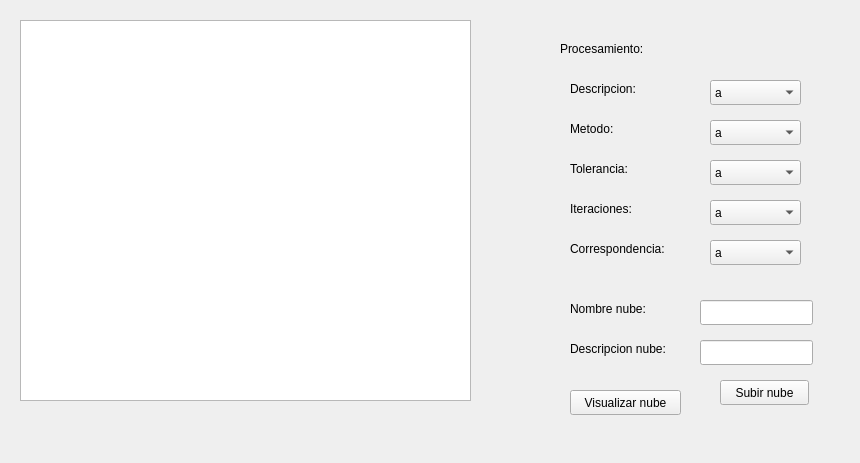
Before: the Qt Designer form GUI/procesamiento.ui in Nickleon16/APP_LIDAR, drawn with Qt 5.
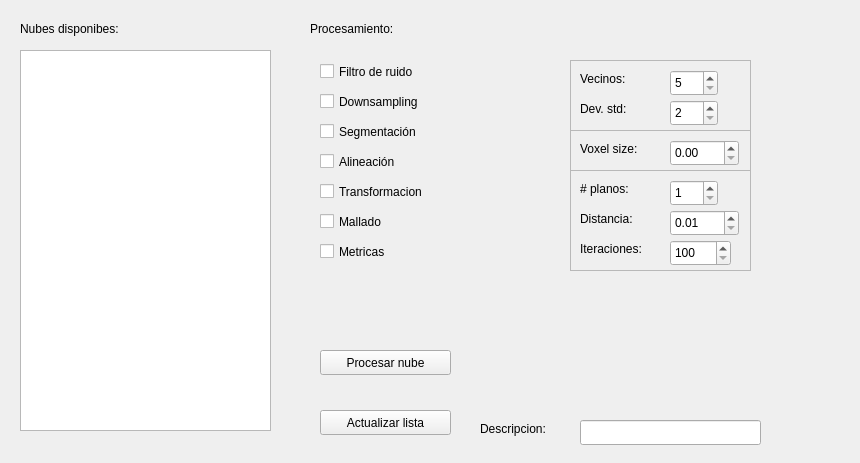
After: the same form once the commit is applied.

Commit message: procesamiento -> 3 algoritmos

```diff
--- a/GUI/procesamiento.ui
+++ b/GUI/procesamiento.ui
@@ -13,61 +13,11 @@
   <property name="windowTitle">
    <string>Form</string>
   </property>
-  <widget class="QComboBox" name="comboBox_9">
-   <property name="geometry">
-    <rect>
-     <x>710</x>
-     <y>80</y>
-     <width>91</width>
-     <height>25</height>
-    </rect>
-   </property>
-   <item>
-    <property name="text">
-     <string>a</string>
-    </property>
-   </item>
-   <item>
-    <property name="text">
-     <string>b</string>
-    </property>
-   </item>
-   <item>
-    <property name="text">
-     <string>c</string>
-    </property>
-   </item>
-  </widget>
-  <widget class="QComboBox" name="comboBox_10">
-   <property name="geometry">
-    <rect>
-     <x>710</x>
-     <y>160</y>
-     <width>91</width>
-     <height>25</height>
-    </rect>
-   </property>
-   <item>
-    <property name="text">
-     <string>a</string>
-    </property>
-   </item>
-   <item>
-    <property name="text">
-     <string>b</string>
-    </property>
-   </item>
-   <item>
-    <property name="text">
-     <string>c</string>
-    </property>
-   </item>
-  </widget>
   <widget class="QLabel" name="label_11">
    <property name="geometry">
     <rect>
-     <x>570</x>
-     <y>80</y>
+     <x>480</x>
+     <y>420</y>
      <width>101</width>
      <height>17</height>
     </rect>
@@ -76,138 +26,11 @@
     <string>Descripcion:</string>
    </property>
   </widget>
-  <widget class="QComboBox" name="comboBox_14">
-   <property name="geometry">
-    <rect>
-     <x>710</x>
-     <y>240</y>
-     <width>91</width>
-     <height>25</height>
-    </rect>
-   </property>
-   <item>
-    <property name="text">
-     <string>a</string>
-    </property>
-   </item>
-   <item>
-    <property name="text">
-     <string>b</string>
-    </property>
-   </item>
-   <item>
-    <property name="text">
-     <string>c</string>
-    </property>
-   </item>
-  </widget>
-  <widget class="QLabel" name="label_15">
-   <property name="geometry">
-    <rect>
-     <x>570</x>
-     <y>240</y>
-     <width>131</width>
-     <height>17</height>
-    </rect>
-   </property>
-   <property name="text">
-    <string>Correspondencia: </string>
-   </property>
-  </widget>
-  <widget class="QComboBox" name="comboBox_12">
-   <property name="geometry">
-    <rect>
-     <x>710</x>
-     <y>200</y>
-     <width>91</width>
-     <height>25</height>
-    </rect>
-   </property>
-   <item>
-    <property name="text">
-     <string>a</string>
-    </property>
-   </item>
-   <item>
-    <property name="text">
-     <string>b</string>
-    </property>
-   </item>
-   <item>
-    <property name="text">
-     <string>c</string>
-    </property>
-   </item>
-  </widget>
-  <widget class="QLabel" name="label_12">
-   <property name="geometry">
-    <rect>
-     <x>570</x>
-     <y>120</y>
-     <width>67</width>
-     <height>17</height>
-    </rect>
-   </property>
-   <property name="text">
-    <string>Metodo:</string>
-   </property>
-  </widget>
-  <widget class="QComboBox" name="comboBox_11">
-   <property name="geometry">
-    <rect>
-     <x>710</x>
-     <y>120</y>
-     <width>91</width>
-     <height>25</height>
-    </rect>
-   </property>
-   <item>
-    <property name="text">
-     <string>a</string>
-    </property>
-   </item>
-   <item>
-    <property name="text">
-     <string>b</string>
-    </property>
-   </item>
-   <item>
-    <property name="text">
-     <string>c</string>
-    </property>
-   </item>
-  </widget>
-  <widget class="QLabel" name="label_14">
-   <property name="geometry">
-    <rect>
-     <x>570</x>
-     <y>200</y>
-     <width>101</width>
-     <height>17</height>
-    </rect>
-   </property>
-   <property name="text">
-    <string>Iteraciones:</string>
-   </property>
-  </widget>
-  <widget class="QLabel" name="label_13">
-   <property name="geometry">
-    <rect>
-     <x>570</x>
-     <y>160</y>
-     <width>101</width>
-     <height>17</height>
-    </rect>
-   </property>
-   <property name="text">
-    <string>Tolerancia:</string>
-   </property>
-  </widget>
   <widget class="QLabel" name="label_7">
    <property name="geometry">
     <rect>
-     <x>560</x>
-     <y>40</y>
+     <x>310</x>
+     <y>20</y>
      <width>161</width>
      <height>17</height>
     </rect>
@@ -220,84 +43,377 @@
    <property name="geometry">
     <rect>
      <x>20</x>
-     <y>20</y>
-     <width>451</width>
+     <y>50</y>
+     <width>251</width>
      <height>381</height>
     </rect>
    </property>
   </widget>
-  <widget class="QPushButton" name="subirNubePushButton">
+  <widget class="QLineEdit" name="lineEdit">
    <property name="geometry">
     <rect>
-     <x>720</x>
-     <y>380</y>
-     <width>89</width>
+     <x>580</x>
+     <y>420</y>
+     <width>181</width>
      <height>25</height>
     </rect>
    </property>
+  </widget>
+  <widget class="QPushButton" name="procesarNubePushButton">
+   <property name="geometry">
+    <rect>
+     <x>320</x>
+     <y>350</y>
+     <width>131</width>
+     <height>25</height>
+    </rect>
+   </property>
    <property name="text">
-    <string>Subir nube</string>
+    <string>Procesar nube</string>
    </property>
   </widget>
-  <widget class="QLineEdit" name="nombreNubeLineEdit">
+  <widget class="QLabel" name="label_4">
    <property name="geometry">
     <rect>
-     <x>700</x>
-     <y>300</y>
-     <width>113</width>
-     <height>25</height>
+     <x>20</x>
+     <y>20</y>
+     <width>131</width>
+     <height>17</height>
     </rect>
    </property>
+   <property name="text">
+    <string>Nubes disponibes:</string>
+   </property>
   </widget>
-  <widget class="QLineEdit" name="descripcionNubeLineEdit">
+  <widget class="QCheckBox" name="filtroRuidoCheckBox">
    <property name="geometry">
     <rect>
-     <x>700</x>
-     <y>340</y>
-     <width>113</width>
-     <height>25</height>
+     <x>320</x>
+     <y>60</y>
+     <width>121</width>
+     <height>23</height>
     </rect>
    </property>
+   <property name="text">
+    <string>Filtro de ruido</string>
+   </property>
   </widget>
-  <widget class="QLabel" name="label">
+  <widget class="QCheckBox" name="downsamplingCheckBox">
    <property name="geometry">
     <rect>
-     <x>570</x>
-     <y>300</y>
-     <width>101</width>
-     <height>17</height>
+     <x>320</x>
+     <y>90</y>
+     <width>131</width>
+     <height>23</height>
     </rect>
    </property>
    <property name="text">
-    <string>Nombre nube:</string>
+    <string>Downsampling</string>
    </property>
   </widget>
-  <widget class="QLabel" name="label_2">
+  <widget class="QCheckBox" name="checkBox_3">
    <property name="geometry">
     <rect>
-     <x>570</x>
-     <y>340</y>
+     <x>320</x>
+     <y>150</y>
+     <width>92</width>
+     <height>23</height>
+    </rect>
+   </property>
+   <property name="text">
+    <string>Alineación</string>
+   </property>
+  </widget>
+  <widget class="QCheckBox" name="segmentacionCheckBox">
+   <property name="geometry">
+    <rect>
+     <x>320</x>
+     <y>120</y>
+     <width>121</width>
+     <height>23</height>
+    </rect>
+   </property>
+   <property name="text">
+    <string>Segmentación</string>
+   </property>
+  </widget>
+  <widget class="QCheckBox" name="checkBox_5">
+   <property name="geometry">
+    <rect>
+     <x>320</x>
+     <y>210</y>
+     <width>92</width>
+     <height>23</height>
+    </rect>
+   </property>
+   <property name="text">
+    <string>Mallado</string>
+   </property>
+  </widget>
+  <widget class="QCheckBox" name="checkBox_6">
+   <property name="geometry">
+    <rect>
+     <x>320</x>
+     <y>180</y>
      <width>131</width>
-     <height>17</height>
+     <height>23</height>
     </rect>
    </property>
    <property name="text">
-    <string>Descripcion nube:</string>
+    <string>Transformacion</string>
    </property>
   </widget>
-  <widget class="QPushButton" name="verNubePushButton">
+  <widget class="QCheckBox" name="checkBox_7">
    <property name="geometry">
     <rect>
+     <x>320</x>
+     <y>240</y>
+     <width>92</width>
+     <height>23</height>
+    </rect>
+   </property>
+   <property name="text">
+    <string>Metricas</string>
+   </property>
+  </widget>
+  <widget class="QFrame" name="filtradoRuidoFrame">
+   <property name="geometry">
+    <rect>
      <x>570</x>
-     <y>390</y>
-     <width>111</width>
+     <y>60</y>
+     <width>181</width>
+     <height>71</height>
+    </rect>
+   </property>
+   <property name="frameShape">
+    <enum>QFrame::StyledPanel</enum>
+   </property>
+   <property name="frameShadow">
+    <enum>QFrame::Raised</enum>
+   </property>
+   <widget class="QSpinBox" name="vecinosSpinBox">
+    <property name="geometry">
+     <rect>
+      <x>100</x>
+      <y>10</y>
+      <width>48</width>
+      <height>26</height>
+     </rect>
+    </property>
+    <property name="minimum">
+     <number>5</number>
+    </property>
+    <property name="singleStep">
+     <number>5</number>
+    </property>
+   </widget>
+   <widget class="QLabel" name="label_2">
+    <property name="geometry">
+     <rect>
+      <x>10</x>
+      <y>40</y>
+      <width>67</width>
+      <height>17</height>
+     </rect>
+    </property>
+    <property name="text">
+     <string>Dev. std:</string>
+    </property>
+   </widget>
+   <widget class="QLabel" name="label">
+    <property name="geometry">
+     <rect>
+      <x>10</x>
+      <y>10</y>
+      <width>67</width>
+      <height>17</height>
+     </rect>
+    </property>
+    <property name="text">
+     <string>Vecinos:</string>
+    </property>
+   </widget>
+   <widget class="QSpinBox" name="devStdSpinBox">
+    <property name="geometry">
+     <rect>
+      <x>100</x>
+      <y>40</y>
+      <width>48</width>
+      <height>26</height>
+     </rect>
+    </property>
+    <property name="minimum">
+     <number>2</number>
+    </property>
+    <property name="maximum">
+     <number>10</number>
+    </property>
+   </widget>
+  </widget>
+  <widget class="QFrame" name="downsamplingFrame">
+   <property name="geometry">
+    <rect>
+     <x>570</x>
+     <y>130</y>
+     <width>181</width>
+     <height>41</height>
+    </rect>
+   </property>
+   <property name="frameShape">
+    <enum>QFrame::StyledPanel</enum>
+   </property>
+   <property name="frameShadow">
+    <enum>QFrame::Raised</enum>
+   </property>
+   <widget class="QDoubleSpinBox" name="voxelSizeSpinBox">
+    <property name="geometry">
+     <rect>
+      <x>100</x>
+      <y>10</y>
+      <width>69</width>
+      <height>26</height>
+     </rect>
+    </property>
+    <property name="decimals">
+     <number>2</number>
+    </property>
+    <property name="singleStep">
+     <double>0.010000000000000</double>
+    </property>
+   </widget>
+   <widget class="QLabel" name="label_3">
+    <property name="geometry">
+     <rect>
+      <x>10</x>
+      <y>10</y>
+      <width>81</width>
+      <height>17</height>
+     </rect>
+    </property>
+    <property name="text">
+     <string>Voxel size:</string>
+    </property>
+   </widget>
+  </widget>
+  <widget class="QPushButton" name="actualizarListaPushButton">
+   <property name="geometry">
+    <rect>
+     <x>320</x>
+     <y>410</y>
+     <width>131</width>
      <height>25</height>
     </rect>
    </property>
    <property name="text">
-    <string>Visualizar nube</string>
+    <string>Actualizar lista</string>
    </property>
   </widget>
+  <widget class="QFrame" name="segmentacionFrame">
+   <property name="geometry">
+    <rect>
+     <x>570</x>
+     <y>170</y>
+     <width>181</width>
+     <height>101</height>
+    </rect>
+   </property>
+   <property name="frameShape">
+    <enum>QFrame::StyledPanel</enum>
+   </property>
+   <property name="frameShadow">
+    <enum>QFrame::Raised</enum>
+   </property>
+   <widget class="QLabel" name="label_6">
+    <property name="geometry">
+     <rect>
+      <x>10</x>
+      <y>70</y>
+      <width>91</width>
+      <height>17</height>
+     </rect>
+    </property>
+    <property name="text">
+     <string>Iteraciones:</string>
+    </property>
+   </widget>
+   <widget class="QSpinBox" name="iteracionesSpinBox">
+    <property name="geometry">
+     <rect>
+      <x>100</x>
+      <y>70</y>
+      <width>61</width>
+      <height>26</height>
+     </rect>
+    </property>
+    <property name="minimum">
+     <number>100</number>
+    </property>
+    <property name="maximum">
+     <number>5000</number>
+    </property>
+    <property name="singleStep">
+     <number>100</number>
+    </property>
+   </widget>
+   <widget class="QLabel" name="label_8">
+    <property name="geometry">
+     <rect>
+      <x>10</x>
+      <y>10</y>
+      <width>91</width>
+      <height>17</height>
+     </rect>
+    </property>
+    <property name="text">
+     <string># planos:</string>
+    </property>
+   </widget>
+   <widget class="QDoubleSpinBox" name="distanciaSpinBox">
+    <property name="geometry">
+     <rect>
+      <x>100</x>
+      <y>40</y>
+      <width>69</width>
+      <height>26</height>
+     </rect>
+    </property>
+    <property name="minimum">
+     <double>0.010000000000000</double>
+    </property>
+    <property name="singleStep">
+     <double>0.010000000000000</double>
+    </property>
+   </widget>
+   <widget class="QLabel" name="label_5">
+    <property name="geometry">
+     <rect>
+      <x>10</x>
+      <y>40</y>
+      <width>71</width>
+      <height>17</height>
+     </rect>
+    </property>
+    <property name="text">
+     <string>Distancia:</string>
+    </property>
+   </widget>
+   <widget class="QSpinBox" name="numPlanosSpinBox">
+    <property name="geometry">
+     <rect>
+      <x>100</x>
+      <y>10</y>
+      <width>48</width>
+      <height>26</height>
+     </rect>
+    </property>
+    <property name="minimum">
+     <number>1</number>
+    </property>
+    <property name="maximum">
+     <number>4</number>
+    </property>
+   </widget>
+  </widget>
  </widget>
  <resources/>
  <connections/>
```
The commit also changes 26 other files.
